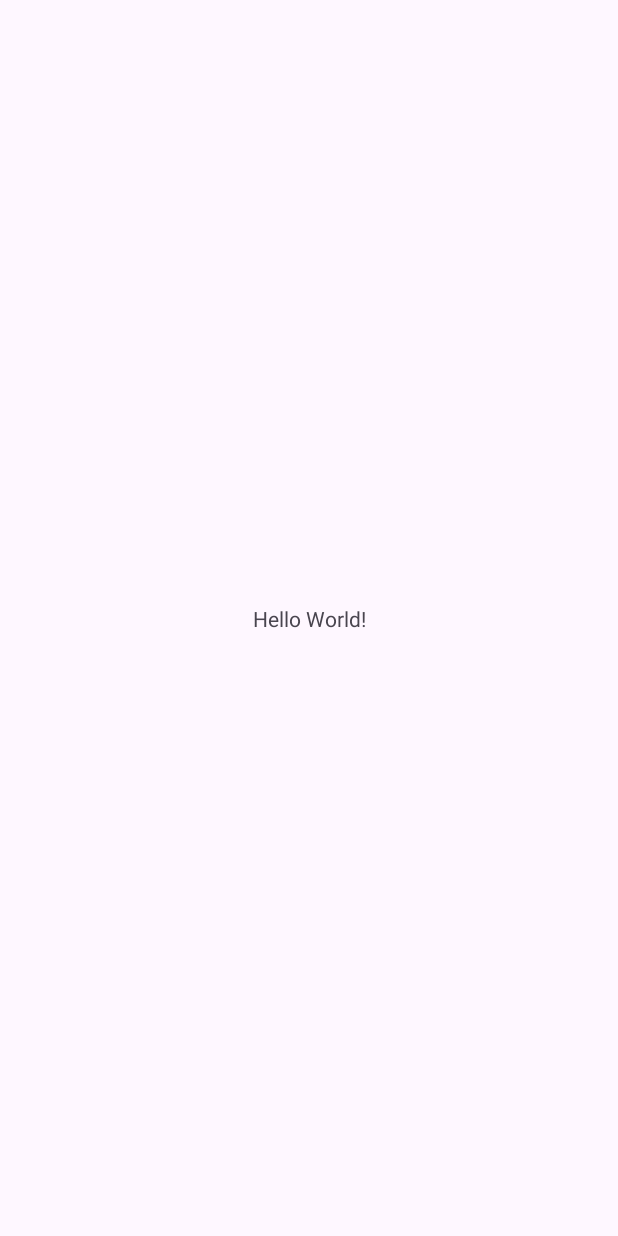
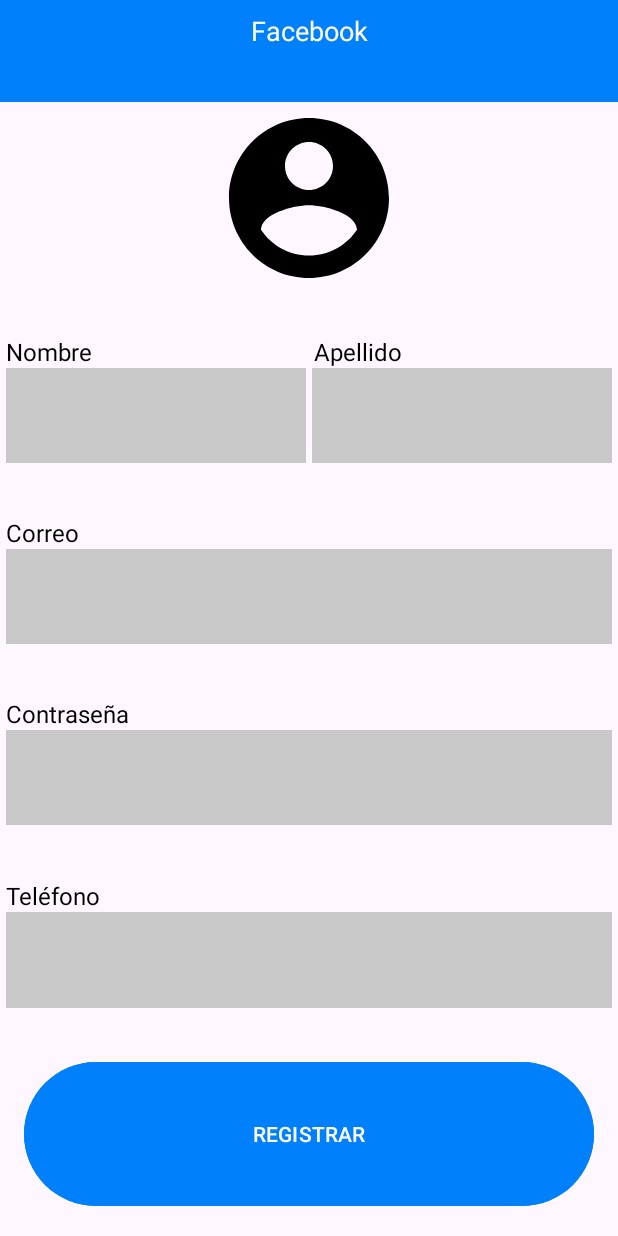
Before and after one commit to Idlaviv17/Layouts, an Android app: the screen it shows after launch (MainActivity), on a phone screen of 412 x 824 dp. Before the commit the screen is almost empty. Run offline under Robolectric (Android 15) with nearby library versions, the phone set to English and light mode, and no system bars.

Commit message:
Add Facebook Register layout mockup

```diff
--- /dev/null
+++ b/app/src/main/res/drawable/baseline_account_circle.xml
@@ -0,0 +1,5 @@
+<vector android:height="128dp" android:tint="#000000"
+    android:viewportHeight="24" android:viewportWidth="24"
+    android:width="128dp" xmlns:android="http://schemas.android.com/apk/res/android">
+    <path android:fillColor="@android:color/white" android:pathData="M12,2C6.48,2 2,6.48 2,12s4.48,10 10,10 10,-4.48 10,-10S17.52,2 12,2zM12,5c1.66,0 3,1.34 3,3s-1.34,3 -3,3 -3,-1.34 -3,-3 1.34,-3 3,-3zM12,19.2c-2.5,0 -4.71,-1.28 -6,-3.22 0.03,-1.99 4,-3.08 6,-3.08 1.99,0 5.97,1.09 6,3.08 -1.29,1.94 -3.5,3.22 -6,3.22z"/>
+</vector>
--- a/app/src/main/res/layout/activity_main.xml
+++ b/app/src/main/res/layout/activity_main.xml
@@ -1,18 +1,158 @@
 <?xml version="1.0" encoding="utf-8"?>
-<androidx.constraintlayout.widget.ConstraintLayout xmlns:android="http://schemas.android.com/apk/res/android"
+<LinearLayout xmlns:android="http://schemas.android.com/apk/res/android"
     xmlns:app="http://schemas.android.com/apk/res-auto"
     xmlns:tools="http://schemas.android.com/tools"
     android:layout_width="match_parent"
     android:layout_height="match_parent"
-    tools:context=".MainActivity">
+    tools:context=".MainActivity"
+    android:orientation="vertical">
 
     <TextView
-        android:layout_width="wrap_content"
+        android:layout_width="match_parent"
         android:layout_height="wrap_content"
-        android:text="Hello World!"
-        app:layout_constraintBottom_toBottomOf="parent"
-        app:layout_constraintEnd_toEndOf="parent"
-        app:layout_constraintStart_toStartOf="parent"
-        app:layout_constraintTop_toTopOf="parent" />
+        android:layout_weight="1"
+        android:background="@color/blue"
+        android:text="@string/titulo"
+        android:textColor="@color/white"
+        android:textSize="18sp"
+        android:textAlignment="center"
+        android:padding="8dp" />
 
-</androidx.constraintlayout.widget.ConstraintLayout>
+    <ImageView
+        android:layout_width="match_parent"
+        android:layout_height="wrap_content"
+        android:src="@drawable/baseline_account_circle" />
+
+    <LinearLayout
+        android:layout_width="match_parent"
+        android:layout_height="wrap_content"
+        android:layout_weight="1"
+        android:orientation="horizontal" >
+
+        <TextView
+            android:layout_width="wrap_content"
+            android:layout_height="wrap_content"
+            android:text="Nombre"
+            android:layout_weight="1"
+            android:layout_gravity="bottom"
+            android:textSize="16sp"
+            android:layout_marginLeft="4dp"
+            android:textColor="@color/black" />
+
+        <TextView
+            android:layout_width="wrap_content"
+            android:layout_height="wrap_content"
+            android:text="Apellido"
+            android:layout_weight="1"
+            android:layout_gravity="bottom"
+            android:textSize="16sp"
+            android:layout_marginLeft="4dp"
+            android:textColor="@color/black" />
+
+    </LinearLayout>
+
+    <LinearLayout
+        android:layout_width="match_parent"
+        android:layout_height="wrap_content"
+        android:layout_weight="1.5"
+        android:orientation="horizontal" >
+
+        <EditText
+            android:layout_width="0dp"
+            android:layout_height="match_parent"
+            android:layout_weight="1"
+            android:textSize="16sp"
+            android:layout_marginLeft="4dp"
+            android:background="@color/gray"
+            android:maxLines="1"
+            android:minLines="1" />
+
+        <EditText
+            android:layout_width="0dp"
+            android:layout_height="match_parent"
+            android:layout_weight="1"
+            android:textSize="16sp"
+            android:layout_marginLeft="4dp"
+            android:layout_marginRight="4dp"
+            android:background="@color/gray"
+            android:maxLines="1"
+            android:minLines="1" />
+
+    </LinearLayout>
+
+    <TextView
+        android:layout_width="match_parent"
+        android:layout_height="wrap_content"
+        android:gravity="bottom"
+        android:layout_weight="1"
+        android:text="Correo"
+        android:textSize="16sp"
+        android:layout_marginLeft="4dp"
+        android:layout_marginTop="8dp"
+        android:textColor="@color/black" />
+
+    <EditText
+        android:layout_width="match_parent"
+        android:layout_height="wrap_content"
+        android:textSize="16sp"
+        android:layout_weight="1.5"
+        android:layout_marginLeft="4dp"
+        android:layout_marginRight="4dp"
+        android:background="@color/gray"
+        android:maxLines="1"
+        android:minLines="1" />
+
+    <TextView
+        android:layout_width="match_parent"
+        android:layout_height="wrap_content"
+        android:gravity="bottom"
+        android:layout_weight="1"
+        android:text="Contraseña"
+        android:textSize="16sp"
+        android:layout_marginLeft="4dp"
+        android:layout_marginTop="8dp"
+        android:textColor="@color/black" />
+
+    <EditText
+        android:layout_width="match_parent"
+        android:layout_height="wrap_content"
+        android:textSize="16sp"
+        android:layout_weight="1.5"
+        android:layout_marginLeft="4dp"
+        android:layout_marginRight="4dp"
+        android:background="@color/gray"
+        android:maxLines="1"
+        android:minLines="1" />
+
+    <TextView
+        android:layout_width="match_parent"
+        android:layout_height="wrap_content"
+        android:gravity="bottom"
+        android:text="Teléfono"
+        android:layout_weight="1"
+        android:textSize="16sp"
+        android:layout_marginLeft="4dp"
+        android:layout_marginTop="8dp"
+        android:textColor="@color/black" />
+
+    <EditText
+        android:layout_width="match_parent"
+        android:layout_height="wrap_content"
+        android:textSize="16sp"
+        android:layout_weight="1.5"
+        android:layout_marginLeft="4dp"
+        android:layout_marginRight="4dp"
+        android:layout_marginBottom="16dp"
+        android:background="@color/gray"
+        android:maxLines="1"
+        android:minLines="1" />
+
+    <Button
+        android:layout_width="match_parent"
+        android:layout_height="wrap_content"
+        android:layout_weight="2"
+        android:text="REGISTRAR"
+        android:layout_margin="16dp"
+        android:backgroundTint="@color/blue" />
+
+</LinearLayout>
--- a/app/src/main/res/values/colors.xml
+++ b/app/src/main/res/values/colors.xml
@@ -2,4 +2,6 @@
 <resources>
     <color name="black">#FF000000</color>
     <color name="white">#FFFFFFFF</color>
+    <color name="blue">#0081FB</color>
+    <color name="gray">#C8C8C8</color>
 </resources>
--- a/app/src/main/res/values/strings.xml
+++ b/app/src/main/res/values/strings.xml
@@ -1,3 +1,4 @@
 <resources>
     <string name="app_name">Layouts</string>
+    <string name="titulo">Facebook</string>
 </resources>
```
